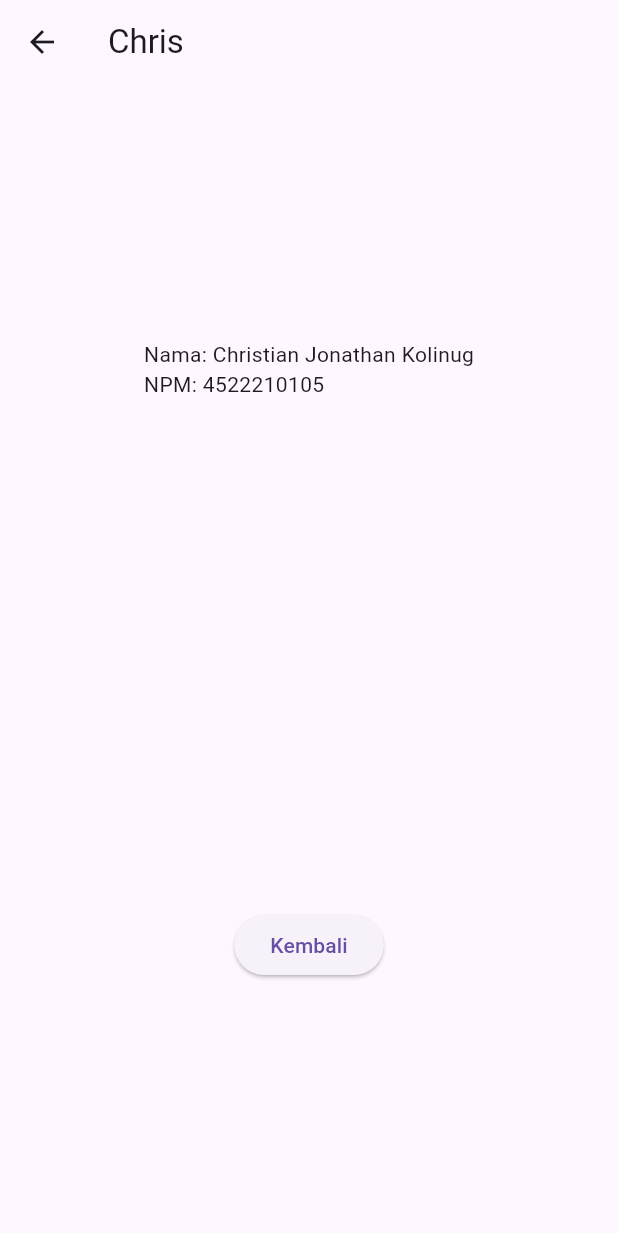
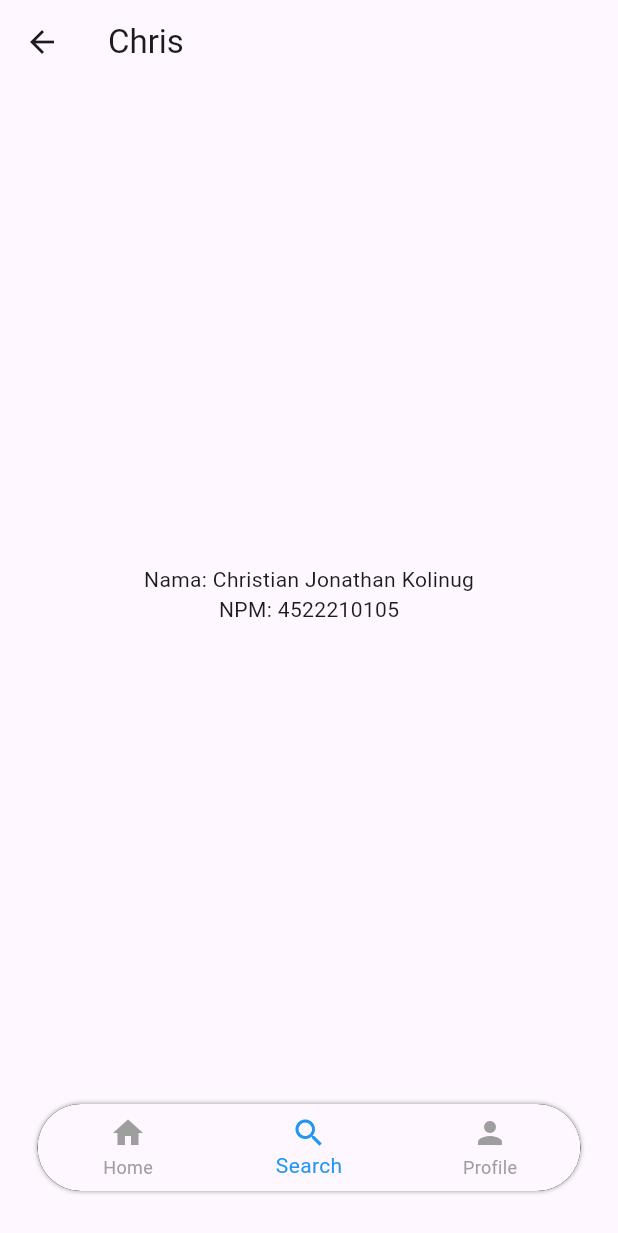
Before and after one commit to FerryAchmadAkbar4522210088/PBM-ZTE, a Flutter app: the ChrisPage screen opened directly, on a phone screen of 412 x 824 dp. Shown: the top 1233 px of the screen. Run offline on Flutter 3.47's test engine with Material 3 defaults, Android fonts, the phone set to English and light mode, and no system bars; missing offline and left inert: flutter_application_1; statements that could not run were skipped.

Commit message:
Update chris.dart

```diff
--- a/lib/pages/chris.dart
+++ b/lib/pages/chris.dart
@@ -1,27 +1,65 @@
 import 'package:flutter/material.dart';
+import 'home.dart'; // Pastikan ini sesuai dengan lokasi file HomePage
 
-class ChrisPage extends StatelessWidget {
+class ChrisPage extends StatefulWidget {
+  @override
+  _ChrisPageState createState() => _ChrisPageState();
+}
+
+class _ChrisPageState extends State<ChrisPage> {
+  int _selectedIndex = 1; // Atur indeks default ke halaman saat ini
+
+  void _onItemTapped(int index) {
+    if (index == 0) {
+      // Jika Home diklik, kembali ke HomePage
+      Navigator.pushReplacement(
+          context, MaterialPageRoute(builder: (context) => HomePage()));
+    }
+    setState(() {
+      _selectedIndex = index;
+    });
+  }
+
   @override
   Widget build(BuildContext context) {
     return Scaffold(
       appBar: AppBar(title: const Text("Chris")),
-      body: Column(
-        mainAxisAlignment: MainAxisAlignment.spaceAround,
-        children: [
-          Center(
+      body: Center(
         child: Column(
-              crossAxisAlignment: CrossAxisAlignment.start,
-              children: [
+          mainAxisAlignment: MainAxisAlignment.center,
+          children: const [
             Text("Nama: Christian Jonathan Kolinug"),
             Text("NPM: 4522210105"),
           ],
         ),
       ),
-          ElevatedButton(
-            onPressed: () => Navigator.pop(context),
-            child: const Text("Kembali"),
+      bottomNavigationBar: Container(
+        margin: EdgeInsets.only(bottom: 30, left: 25, right: 25),
+        decoration: BoxDecoration(
+          color: Colors.black,
+          borderRadius: BorderRadius.circular(30),
+          boxShadow: [
+            BoxShadow(
+              color: Colors.grey,
+              blurRadius: 2,
+              spreadRadius: 0.1,
             ),
           ],
+        ),
+        child: ClipRRect(
+          borderRadius: BorderRadius.circular(30),
+          child: BottomNavigationBar(
+            currentIndex: _selectedIndex,
+            onTap: _onItemTapped,
+            selectedItemColor: Colors.blue,
+            unselectedItemColor: Colors.grey,
+            items: const [
+              BottomNavigationBarItem(icon: Icon(Icons.home), label: "Home"),
+              BottomNavigationBarItem(icon: Icon(Icons.search), label: "Search"),
+              BottomNavigationBarItem(icon: Icon(Icons.person), label: "Profile"),
+            ],
+          ),
+        ),
       ),
     );
   }
```
Lines whose indentation alone changed are shown as unchanged.
